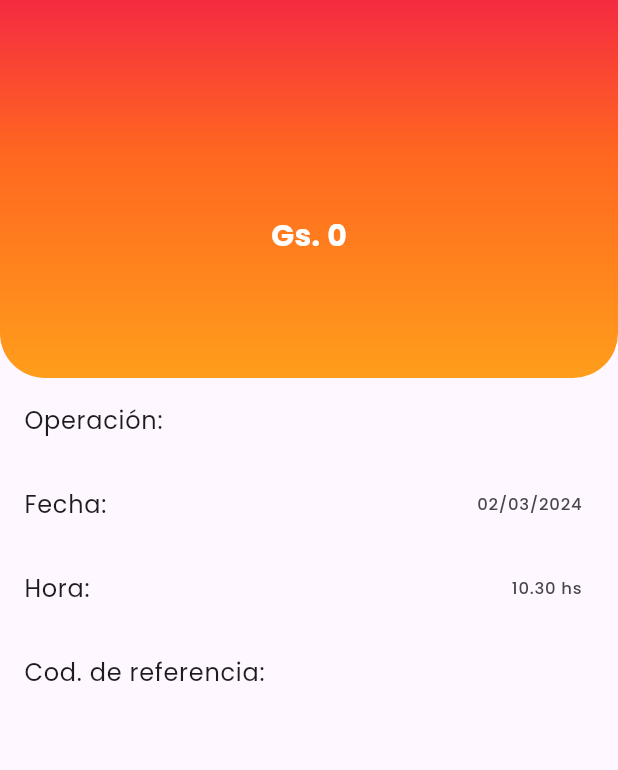
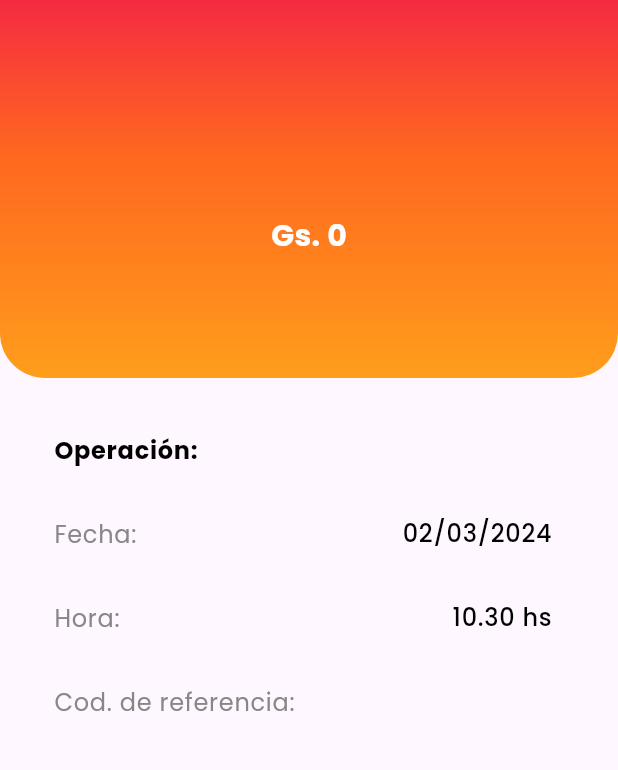
Before and after one commit to ramirezsebas/e_app, a Flutter app: the DetailMovementScreen screen opened directly with empty values, on a phone screen of 412 x 824 dp, the part 72-842 px from its top. Run offline on Flutter 3.47's test engine with Material 3 defaults, Android fonts, the phone set to English and light mode, and no system bars; our stand-ins replace bloc, equatable, flutter_bloc, google_fonts, pie_chart; generated files the repository leaves out were written again.

Commit message:
refactor: ajustamos movimiento

```diff
--- a/lib/app.dart
+++ b/lib/app.dart
@@ -2,6 +2,7 @@ import 'package:e_app/app/data/repositories/account_repository.dart';
 import 'package:e_app/app/data/repositories/expense_repository.dart';
 import 'package:e_app/app/data/repositories/movements_repository.dart';
 import 'package:e_app/app/presentation/cubits/account_balance/account_balance_cubit.dart';
+import 'package:e_app/app/presentation/cubits/month_selector/month_selector_cubit.dart';
 import 'package:e_app/app/presentation/cubits/movements/movements_cubit.dart';
 import 'package:e_app/app/presentation/screens/screens.dart';
 import 'package:e_app/gen/assets.gen.dart';
@@ -27,6 +28,9 @@ class App extends StatelessWidget {
             create: (context) => MovementsCubit(
               movementsRepository: MovementsRepository(),
             )..getMovements(),
+          ),
+          BlocProvider(
+            create: (_) => MonthSelectorCubit()..init(2000000),
           ),
         ],
         child: MaterialApp(
--- a/lib/app/presentation/screens/analisis_screen.dart
+++ b/lib/app/presentation/screens/analisis_screen.dart
@@ -1,7 +1,6 @@
 import 'package:e_app/app/core/widgets/e_card.dart';
 import 'package:e_app/app/data/repositories/expense_repository.dart';
 import 'package:e_app/app/presentation/cubits/category_expenses/categories_expenses_cubit.dart';
-import 'package:e_app/app/presentation/cubits/month_selector/month_selector_cubit.dart';
 import 'package:e_app/app/presentation/screens/expense_analytics_screen.dart';
 import 'package:e_app/gen/assets.gen.dart';
 import 'package:flutter/material.dart';
@@ -83,10 +82,6 @@ class AnalisisScreen extends StatelessWidget {
                         builder: (_) => MultiBlocProvider(
                           providers: [
                             BlocProvider(
-                              create: (_) =>
-                                  MonthSelectorCubit()..init(2000000),
-                            ),
-                            BlocProvider(
                               create: (_) => CategoriesExpensesCubit(
                                 expenseRepository:
                                     context.read<ExpenseRepository>(),
--- a/lib/app/presentation/screens/detail_movement_screen.dart
+++ b/lib/app/presentation/screens/detail_movement_screen.dart
@@ -67,22 +67,88 @@ class DetailMovementScreen extends StatelessWidget {
         ),
       ),
       body: ListView(
+        padding: const EdgeInsets.symmetric(
+          horizontal: 20,
+          vertical: 20,
+        ),
         children: [
           ListTile(
-            title: const Text('Operación:'),
-            trailing: Text(category),
+            title: const Text(
+              'Operación:',
+              style: TextStyle(
+                color: Colors.black,
+                fontWeight: FontWeight.bold,
+                fontSize: 16,
+              ),
+            ),
+            trailing: Text(
+              category,
+              style: const TextStyle(
+                color: Colors.black,
+                fontWeight: FontWeight.bold,
+                fontSize: 16,
+              ),
+            ),
           ),
           ListTile(
-            title: const Text('Fecha:'),
-            trailing: Text(date.toFormattedString()),
+            title: const Text(
+              'Fecha:',
+              style: TextStyle(
+                color: Color(
+                  0xff888787,
+                ),
+                fontWeight: FontWeight.w400,
+                fontSize: 16,
+              ),
+            ),
+            trailing: Text(
+              date.toFormattedString(),
+              style: const TextStyle(
+                color: Colors.black,
+                fontWeight: FontWeight.w500,
+                fontSize: 16,
+              ),
+            ),
           ),
           ListTile(
-            title: const Text('Hora:'),
-            trailing: Text(date.toTime()),
+            title: const Text(
+              'Hora:',
+              style: TextStyle(
+                color: Color(
+                  0xff888787,
+                ),
+                fontWeight: FontWeight.w400,
+                fontSize: 16,
+              ),
+            ),
+            trailing: Text(
+              date.toTime(),
+              style: const TextStyle(
+                color: Colors.black,
+                fontWeight: FontWeight.w500,
+                fontSize: 16,
+              ),
+            ),
           ),
           ListTile(
-            title: const Text('Cod. de referencia:'),
-            trailing: Text(referenceCode),
+            title: const Text(
+              'Cod. de referencia:',
+              style: TextStyle(
+                color: Color(
+                  0xff888787,
+                ),
+                fontWeight: FontWeight.w400,
+                fontSize: 16,
+              ),
+            ),
+            trailing: Text(
+              referenceCode,
+              style: const TextStyle(
+                color: Colors.black,
+                fontWeight: FontWeight.w500,
+                fontSize: 16,
+              ),
+            ),
           ),
         ],
       ),
--- a/lib/app/presentation/screens/expense_analytics_screen.dart
+++ b/lib/app/presentation/screens/expense_analytics_screen.dart
@@ -80,9 +80,6 @@ class _ExpenseAnalyticsViewState extends State<ExpenseAnalyticsView> {
                     create: (_) => ExpensesCubit(
                       expenseRepository: context.read<ExpenseRepository>(),
                     )..getExpenses('Restaurantes y bares'),
-                  ),
-                  BlocProvider(
-                    create: (_) => context.read<MonthSelectorCubit>(),
                   ),
                 ],
                 child: const SelectedCategoryExpenseAnalyticsScreen(),
--- a/lib/app/presentation/screens/selected_category_expense_analytics_screen.dart
+++ b/lib/app/presentation/screens/selected_category_expense_analytics_screen.dart
@@ -186,8 +186,15 @@ class _Body extends StatelessWidget {
                         title: Text(
                           expense.description,
                           style: const TextStyle(
-                            fontWeight: FontWeight.w400,
-                            fontSize: 12,
+                            fontWeight: FontWeight.bold,
+                            fontSize: 16,
+                          ),
+                        ),
+                        subtitle: Text(
+                          expense.category,
+                          style: const TextStyle(
+                            color: Colors.grey,
+                            fontWeight: FontWeight.w500,
                           ),
                         ),
                         trailing: Column(
```
